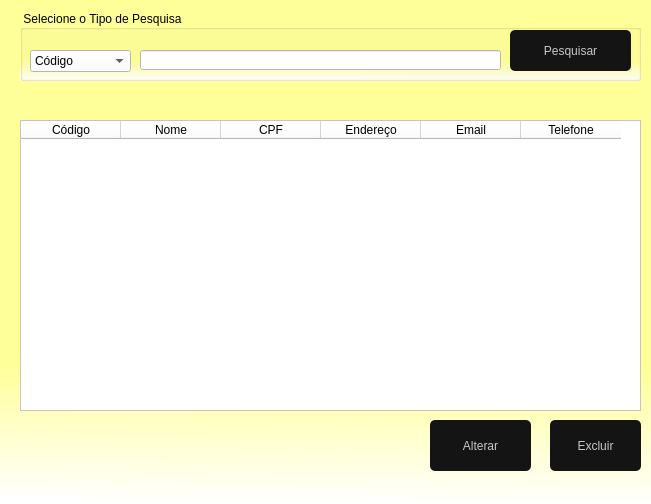
This is View/UI/frmPesqCliente.ui in pedr0o7/Projeto_Integrador_6 as Qt 5 draws it before an edit. The edited form follows.
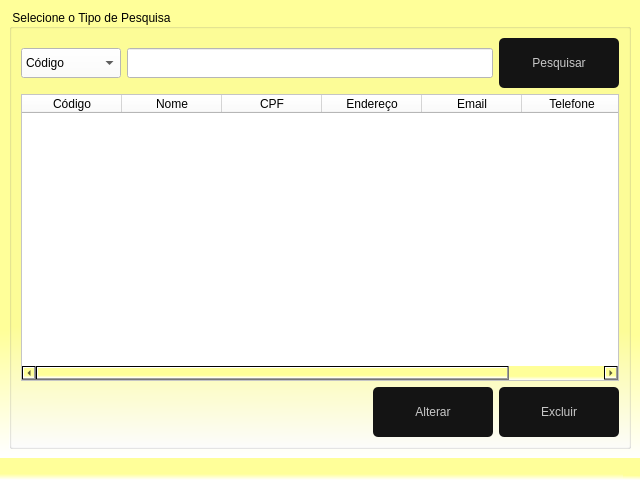
This is the edited form. Icons and pictures are not drawn.

Diff of the .ui file:
```diff
--- a/View/UI/frmPesqCliente.ui
+++ b/View/UI/frmPesqCliente.ui
@@ -1,57 +1,94 @@
 <?xml version="1.0" encoding="UTF-8"?>
 <ui version="4.0">
  <class>frmPesqCliente</class>
- <widget class="QDialog" name="frmPesqCliente">
+ <widget class="QMainWindow" name="frmPesqCliente">
   <property name="geometry">
    <rect>
     <x>0</x>
     <y>0</y>
-    <width>651</width>
-    <height>504</height>
+    <width>640</width>
+    <height>480</height>
    </rect>
   </property>
+  <property name="minimumSize">
+   <size>
+    <width>640</width>
+    <height>480</height>
+   </size>
+  </property>
   <property name="windowTitle">
    <string>Lista de Cliente</string>
   </property>
   <property name="styleSheet">
    <string notr="true">background-color: qlineargradient(spread:pad, x1:0.508, y1:0.727, x2:0.505, y2:1, stop:0 rgba(255, 255, 153, 255), stop:1 rgba(255, 255, 255, 255))</string>
   </property>
+  <widget class="QWidget" name="centralwidget">
+   <layout class="QGridLayout" name="gridLayout_2">
+    <item row="0" column="0">
   <widget class="QGroupBox" name="groupBox">
-   <property name="geometry">
-    <rect>
-     <x>20</x>
-     <y>10</y>
-     <width>621</width>
-     <height>71</height>
-    </rect>
-   </property>
    <property name="styleSheet">
-    <string notr="true">font: 87 10pt &quot;Arial&quot;;</string>
+       <string notr="true">font: 87 10pt &quot;Arial&quot;; background-color: qlineargradient(spread:pad, x1:0.508, y1:0.727, x2:0.505, y2:1, stop:0 rgba(255, 255, 153, 255), stop:1 rgba(255, 255, 255, 255))</string>
    </property>
    <property name="title">
     <string>Selecione o Tipo de Pesquisa</string>
    </property>
+      <layout class="QGridLayout" name="gridLayout">
+       <item row="0" column="0">
+        <widget class="QComboBox" name="cbPesquisa">
+         <property name="minimumSize">
+          <size>
+           <width>100</width>
+           <height>30</height>
+          </size>
+         </property>
+         <property name="styleSheet">
+          <string notr="true">font: 87 10pt &quot;Arial&quot;;
+background-color: rgb(255, 255, 255);
+</string>
+         </property>
+         <item>
+          <property name="text">
+           <string>Código</string>
+          </property>
+         </item>
+         <item>
+          <property name="text">
+           <string>Nome</string>
+          </property>
+         </item>
+         <item>
+          <property name="text">
+           <string>CPF</string>
+          </property>
+         </item>
+        </widget>
+       </item>
+       <item row="0" column="1">
    <widget class="QLineEdit" name="edtPesquisa">
-    <property name="geometry">
-     <rect>
-      <x>120</x>
-      <y>40</y>
-      <width>361</width>
-      <height>20</height>
-     </rect>
+         <property name="minimumSize">
+          <size>
+           <width>0</width>
+           <height>30</height>
+          </size>
     </property>
     <property name="styleSheet">
      <string notr="true">background-color: rgb(255, 255, 255);</string>
     </property>
    </widget>
+       </item>
+       <item row="0" column="2">
    <widget class="QPushButton" name="btnPesquisa">
-    <property name="geometry">
-     <rect>
-      <x>490</x>
-      <y>20</y>
-      <width>121</width>
-      <height>41</height>
-     </rect>
+         <property name="minimumSize">
+          <size>
+           <width>120</width>
+           <height>50</height>
+          </size>
+         </property>
+         <property name="maximumSize">
+          <size>
+           <width>120</width>
+           <height>50</height>
+          </size>
     </property>
     <property name="cursor">
      <cursorShape>PointingHandCursor</cursorShape>
@@ -90,46 +127,9 @@
      </size>
     </property>
    </widget>
-   <widget class="QComboBox" name="cbPesquisa">
-    <property name="geometry">
-     <rect>
-      <x>10</x>
-      <y>40</y>
-      <width>101</width>
-      <height>22</height>
-     </rect>
-    </property>
-    <property name="styleSheet">
-     <string notr="true">font: 87 10pt &quot;Arial&quot;;
-background-color: rgb(255, 255, 255);
-</string>
-    </property>
-    <item>
-     <property name="text">
-      <string>Código</string>
-     </property>
-    </item>
-    <item>
-     <property name="text">
-      <string>Nome</string>
-     </property>
-    </item>
-    <item>
-     <property name="text">
-      <string>CPF</string>
-     </property>
-    </item>
-   </widget>
-  </widget>
+       </item>
+       <item row="1" column="0" colspan="3">
   <widget class="QTableWidget" name="gridCliente">
-   <property name="geometry">
-    <rect>
-     <x>20</x>
-     <y>120</y>
-     <width>621</width>
-     <height>291</height>
-    </rect>
-   </property>
    <property name="styleSheet">
     <string notr="true">font: 87 10pt &quot;Arial&quot;;
 background-color: rgb(255, 255, 255);</string>
@@ -138,41 +138,65 @@
     <property name="text">
      <string>Código</string>
     </property>
+          <property name="textAlignment">
+           <set>AlignCenter</set>
+          </property>
    </column>
    <column>
     <property name="text">
      <string>Nome</string>
     </property>
+          <property name="textAlignment">
+           <set>AlignCenter</set>
+          </property>
    </column>
    <column>
     <property name="text">
      <string>CPF</string>
     </property>
+          <property name="textAlignment">
+           <set>AlignCenter</set>
+          </property>
    </column>
    <column>
     <property name="text">
      <string>Endereço</string>
     </property>
+          <property name="textAlignment">
+           <set>AlignCenter</set>
+          </property>
    </column>
    <column>
     <property name="text">
      <string>Email</string>
     </property>
+          <property name="textAlignment">
+           <set>AlignCenter</set>
+          </property>
    </column>
    <column>
     <property name="text">
      <string>Telefone</string>
     </property>
-   </column>
-  </widget>
+          <property name="textAlignment">
+           <set>AlignCenter</set>
+          </property>
+         </column>
+        </widget>
+       </item>
+       <item row="2" column="1" alignment="Qt::AlignRight">
   <widget class="QPushButton" name="btnAlterar">
-   <property name="geometry">
-    <rect>
-     <x>430</x>
-     <y>420</y>
-     <width>101</width>
-     <height>51</height>
-    </rect>
+         <property name="minimumSize">
+          <size>
+           <width>120</width>
+           <height>50</height>
+          </size>
+         </property>
+         <property name="maximumSize">
+          <size>
+           <width>120</width>
+           <height>50</height>
+          </size>
    </property>
    <property name="styleSheet">
     <string notr="true">QPushButton{
@@ -208,14 +232,20 @@
     </size>
    </property>
   </widget>
+       </item>
+       <item row="2" column="2" alignment="Qt::AlignRight">
   <widget class="QPushButton" name="btnExcluir">
-   <property name="geometry">
-    <rect>
-     <x>550</x>
-     <y>420</y>
-     <width>91</width>
-     <height>51</height>
-    </rect>
+         <property name="minimumSize">
+          <size>
+           <width>120</width>
+           <height>50</height>
+          </size>
+         </property>
+         <property name="maximumSize">
+          <size>
+           <width>120</width>
+           <height>50</height>
+          </size>
    </property>
    <property name="styleSheet">
     <string notr="true">QPushButton{
@@ -251,6 +281,13 @@
     </size>
    </property>
   </widget>
+       </item>
+      </layout>
+     </widget>
+    </item>
+   </layout>
+  </widget>
+  <widget class="QStatusBar" name="statusbar"/>
  </widget>
  <resources/>
  <connections/>
```
Left out of the diff: 4 changed lines with no effect on the pictures. Lines whose indentation alone changed are shown as unchanged.
